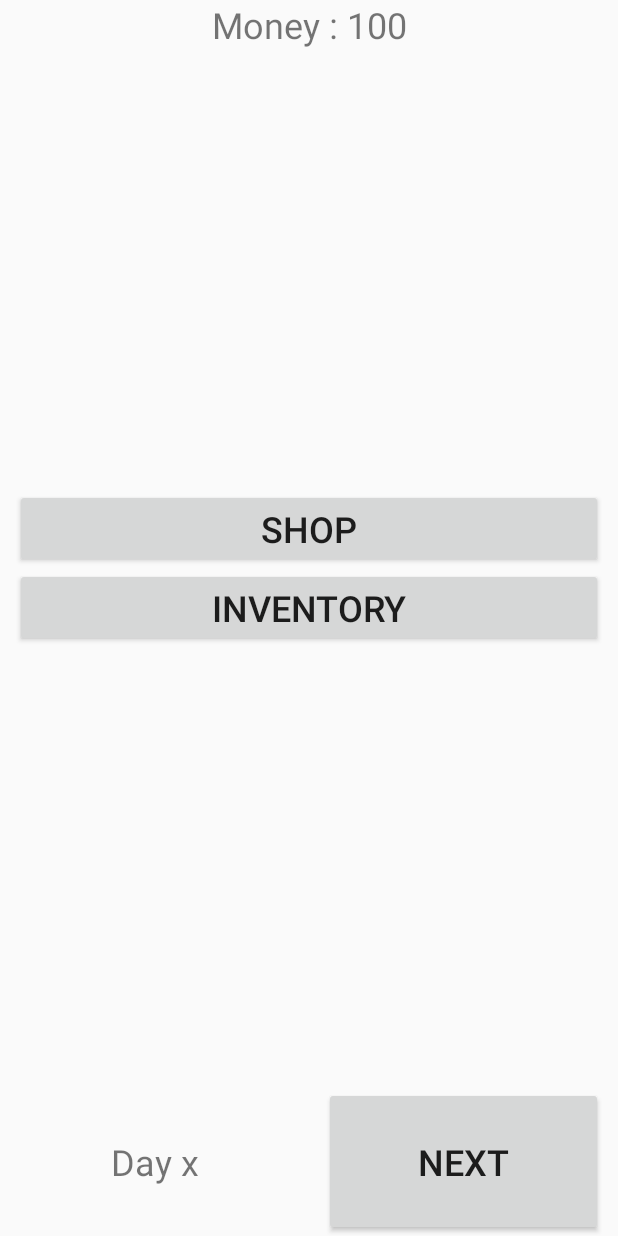
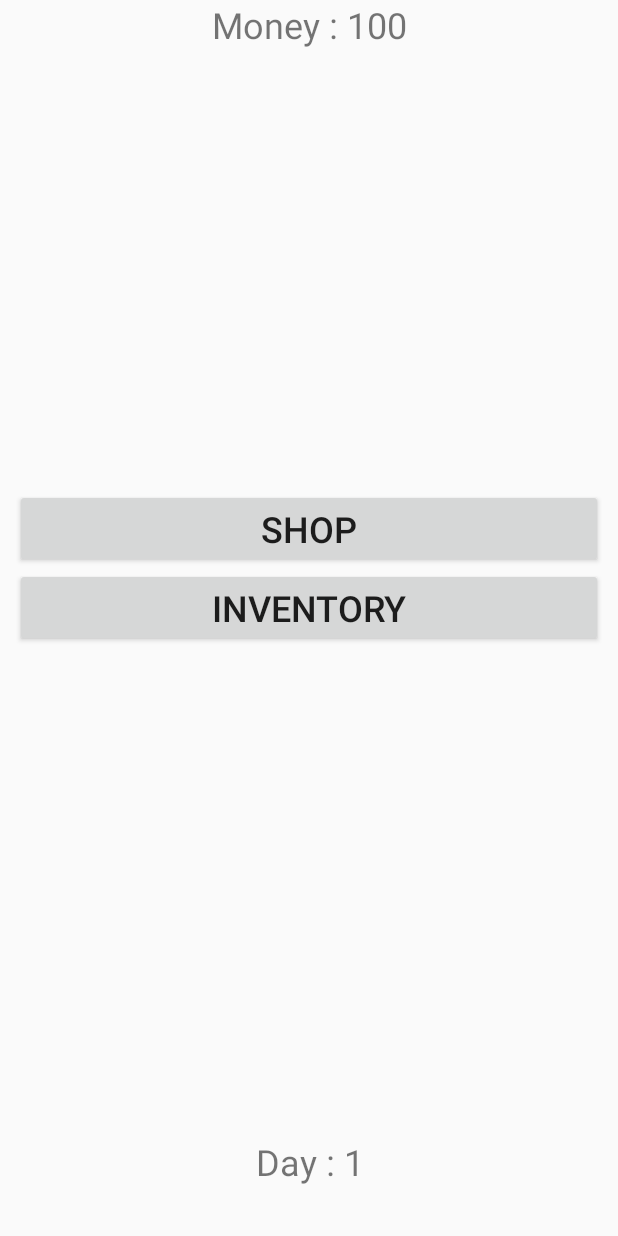
Before and after one commit to Matthieu42/GildedRoseInnAndroid, an Android app: the screen it shows after launch (HomeActivity), on a phone screen of 412 x 824 dp. Run offline under Robolectric (Android 15) with nearby library versions, the phone set to English and light mode, and no system bars.

Commit message:
Add price bounds

```diff
--- a/app/build.gradle
+++ b/app/build.gradle
@@ -2,7 +2,7 @@ apply plugin: 'com.android.application'
 
 android {
     compileSdkVersion 24
-    buildToolsVersion "26.0.0"
+    buildToolsVersion '26.0.2'
     defaultConfig {
         applicationId "fr.iut_valence.tinnesm.gildedroseinn"
         minSdkVersion 19
--- a/app/src/main/java/fr/iut_valence/tinnesm/gildedroseinn/GildedRoseModel/AbstractItem.java
+++ b/app/src/main/java/fr/iut_valence/tinnesm/gildedroseinn/GildedRoseModel/AbstractItem.java
@@ -2,6 +2,10 @@ package fr.iut_valence.tinnesm.gildedroseinn.GildedRoseModel;
 
 public abstract class AbstractItem implements Item
 {
+	protected final static int MIN_QUALITY = 0;
+	private final static int MAX_QUALITY = 50;
+	protected final static int MIN_PRICE = 1;
+	protected final static int MAX_PRICE = 100;
 	private String name;
 	private int sellIn;
 	private int quality;
@@ -96,13 +100,13 @@ public abstract class AbstractItem implements Item
 
 	public final void increaseQualityWithinBounds()
 	{
-		if (getQuality() < Item.MAX_QUALITY)
+		if (getQuality() < MAX_QUALITY)
 			incrementQuality();
 	}
 
 	public final void decreaseQualityWithinBounds()
 	{
-		if (getQuality() > Item.MIN_QUALITY)
+		if (getQuality() > MIN_QUALITY)
 				decrementQuality();
 	}
 
@@ -130,5 +134,9 @@ public abstract class AbstractItem implements Item
 		return this.price;
 	}
 
+	protected boolean isPriceInBound(){
+		return this.price > MIN_PRICE && this.price < MAX_PRICE;
+	}
+
 
 }
--- a/app/src/main/java/fr/iut_valence/tinnesm/gildedroseinn/GildedRoseModel/AgedBrieItem.java
+++ b/app/src/main/java/fr/iut_valence/tinnesm/gildedroseinn/GildedRoseModel/AgedBrieItem.java
@@ -9,7 +9,9 @@ public class AgedBrieItem extends AbstractItem
 
 	@Override
 	protected void updatePrice() {
-		this.price++;
+		if(isPriceInBound()){
+			this.price++;
+		}
 	}
 
 	public void updateQuality()
--- a/app/src/main/java/fr/iut_valence/tinnesm/gildedroseinn/GildedRoseModel/BackStagePassItem.java
+++ b/app/src/main/java/fr/iut_valence/tinnesm/gildedroseinn/GildedRoseModel/BackStagePassItem.java
@@ -12,12 +12,21 @@ public class BackStagePassItem extends AbstractItem
 
 	@Override
 	protected void updatePrice() {
-		if (getSellIn() < BackStagePassItem.BACK_STAGE_PASS_FIRST_THRESHOLD)
-			price++;
-		if (getSellIn() < BackStagePassItem.BACK_STAGE_PASS_SECOND_THRESHOLD)
-			price++;
-		if (hasExpired())
-			price--;
+		if (getSellIn() < BackStagePassItem.BACK_STAGE_PASS_FIRST_THRESHOLD){
+			if(isPriceInBound())
+				price++;
+		}
+
+		if (getSellIn() < BackStagePassItem.BACK_STAGE_PASS_SECOND_THRESHOLD){
+			if(isPriceInBound())
+				price++;
+		}
+
+		if (hasExpired()){
+			if(isPriceInBound())
+				price--;
+		}
+
 	}
 
 	public void updateQuality()
@@ -28,6 +37,6 @@ public class BackStagePassItem extends AbstractItem
 		if (getSellIn() < BackStagePassItem.BACK_STAGE_PASS_SECOND_THRESHOLD)
 			increaseQualityWithinBounds();
 		if (hasExpired())
-			setQuality(Item.MIN_QUALITY);
+			setQuality(MIN_QUALITY);
 	}
 }
--- a/app/src/main/java/fr/iut_valence/tinnesm/gildedroseinn/GildedRoseModel/CommonItem.java
+++ b/app/src/main/java/fr/iut_valence/tinnesm/gildedroseinn/GildedRoseModel/CommonItem.java
@@ -9,7 +9,8 @@ public class CommonItem extends AbstractItem
 
 	@Override
 	protected void updatePrice() {
-		price--;
+		if(isPriceInBound())
+			price--;
 	}
 
 	public void updateQuality()
--- a/app/src/main/java/fr/iut_valence/tinnesm/gildedroseinn/GildedRoseModel/Item.java
+++ b/app/src/main/java/fr/iut_valence/tinnesm/gildedroseinn/GildedRoseModel/Item.java
@@ -2,8 +2,7 @@ package fr.iut_valence.tinnesm.gildedroseinn.GildedRoseModel;
 
 public interface Item
 {
-	int MIN_QUALITY = 0;
-	int MAX_QUALITY = 50;
+
 
 	String getName();
 
--- a/app/src/main/java/fr/iut_valence/tinnesm/gildedroseinn/GildedRoseModel/SulfurasItem.java
+++ b/app/src/main/java/fr/iut_valence/tinnesm/gildedroseinn/GildedRoseModel/SulfurasItem.java
@@ -9,7 +9,6 @@ public class SulfurasItem extends AbstractItem
 
 	@Override
 	protected void updatePrice() {
-
 	}
 
 	public void updateQuality()
--- a/app/src/main/java/fr/iut_valence/tinnesm/gildedroseinn/HomeActivity.java
+++ b/app/src/main/java/fr/iut_valence/tinnesm/gildedroseinn/HomeActivity.java
@@ -8,20 +8,29 @@ import android.os.Bundle;
 import android.view.View;
 import android.widget.TextView;
 
+import java.util.Timer;
+import java.util.TimerTask;
+
 public class HomeActivity extends Activity
 {
 	private TextView dayText;
 	private TextView moneytext;
-	private final static int SHOP_CODE = 1;
-
+	private GildedRoseApp app;
 	@Override
 	protected void onCreate(Bundle savedInstanceState)
 	{
-
 		super.onCreate(savedInstanceState);
 		setContentView(R.layout.home_layout);
+		app = (GildedRoseApp) getApplication();
 		dayText = (TextView) findViewById(R.id.day_text);
 		moneytext = (TextView) findViewById(R.id.walletTextView);
+		Timer timer = new Timer();
+		timer.schedule(new TimerTask() {
+			@Override
+			public void run() {
+				nextDay();
+			}
+		}, 0,5000);
 	}
 
 	public void homeActivityClickListener(View view)
@@ -34,9 +43,6 @@ public class HomeActivity extends Activity
 			case R.id.inventory_button :
 				startInventoryActivity();
 				break;
-			case R.id.next_button :
-				nextDay();
-				break;
 			default :
 		}
 	}
@@ -46,7 +52,7 @@ public class HomeActivity extends Activity
 		GildedRoseApp app = (GildedRoseApp) getApplication();
 		app.gildedRoseInv.updateItems();
 		app.gildedRoseShop.updateItems();
-		dayText.setText(String.valueOf(app.gildedRoseInv.getDay()));
+		updateDayText();
 	}
 
 	private void startInventoryActivity()
@@ -67,8 +73,10 @@ public class HomeActivity extends Activity
 	}
 
 	private void updateWalletText(){
-		GildedRoseApp app = (GildedRoseApp) getApplication();
-		moneytext.setText(getString(R.string.money) + " " +String.valueOf(app.money));
+		moneytext.setText(String.format("%s : %d", getString(R.string.money),app.money));
+	}
+	private void updateDayText(){
+		dayText.setText(String.format("%s : %d", getString(R.string.day),app.gildedRoseInv.getDay()));
 	}
 
 }
--- a/app/src/main/res/layout/home_layout.xml
+++ b/app/src/main/res/layout/home_layout.xml
@@ -49,16 +49,6 @@
         android:gravity="bottom"
         android:orientation="horizontal"
         tools:context="fr.iutvalence.info.m4104.tictactoe.HomeActivity" >
-
-        <LinearLayout
-            xmlns:android="http://schemas.android.com/apk/res/android"
-            xmlns:tools="http://schemas.android.com/tools"
-            android:layout_width="0dp"
-            android:layout_height="match_parent"
-            android:layout_weight="1"
-            android:orientation="horizontal"
-            tools:context="fr.iutvalence.info.m4104.tictactoe.HomeActivity" >
-
         <TextView
             android:id="@+id/day_text"
             android:layout_width="match_parent"
@@ -67,31 +57,7 @@
             android:layout_marginLeft="10dp"
             android:layout_marginRight="10dp"
             android:onClick="homeActivityClickListener"
-                android:text="Day x"
-                android:textSize="24sp" />
-        </LinearLayout>
-
-        <LinearLayout
-            xmlns:android="http://schemas.android.com/apk/res/android"
-            xmlns:tools="http://schemas.android.com/tools"
-            android:layout_width="0dp"
-            android:layout_height="match_parent"
-            android:layout_weight="1"
-            android:gravity="center"
-            android:orientation="horizontal"
-            tools:context="fr.iutvalence.info.m4104.tictactoe.HomeActivity" >
-
-            <Button
-                android:id="@+id/next_button"
-                android:layout_width="match_parent"
-                android:layout_height="match_parent"
-                android:layout_gravity="center_horizontal"
-                android:layout_marginLeft="10dp"
-                android:layout_marginRight="10dp"
-                android:onClick="homeActivityClickListener"
-                android:text="Next"
+            android:text="Day 0"
             android:textSize="24sp" />
         </LinearLayout>
     </LinearLayout>
-
-</LinearLayout>
--- a/app/src/main/res/values/strings.xml
+++ b/app/src/main/res/values/strings.xml
@@ -7,6 +7,7 @@
     <string name="sellIn">Sell In</string>
     <string name="added_item_inventory">Item added to inventory</string>
     <string name="price">Price</string>
-    <string name="money">Money :</string>
+    <string name="money">Money</string>
     <string name="notEnoughMoney">Not enough money</string>
+    <string name="day">Day</string>
 </resources>
--- a/build.gradle
+++ b/build.gradle
@@ -5,7 +5,7 @@ buildscript {
         jcenter()
     }
     dependencies {
-        classpath 'com.android.tools.build:gradle:2.2.2'
+        classpath 'com.android.tools.build:gradle:2.3.2'
 
         // NOTE: Do not place your application dependencies here; they belong
         // in the individual module build.gradle files
```
Also changed, not shown: gradle/wrapper/gradle-wrapper.properties. Lines whose indentation alone changed are shown as unchanged.
